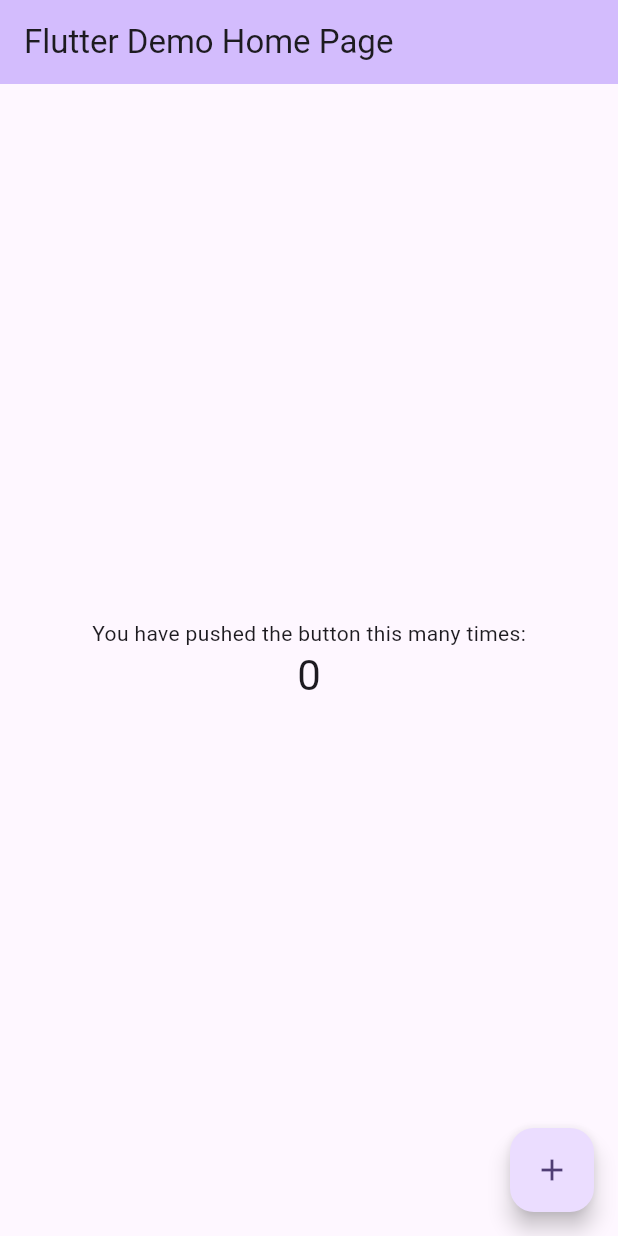
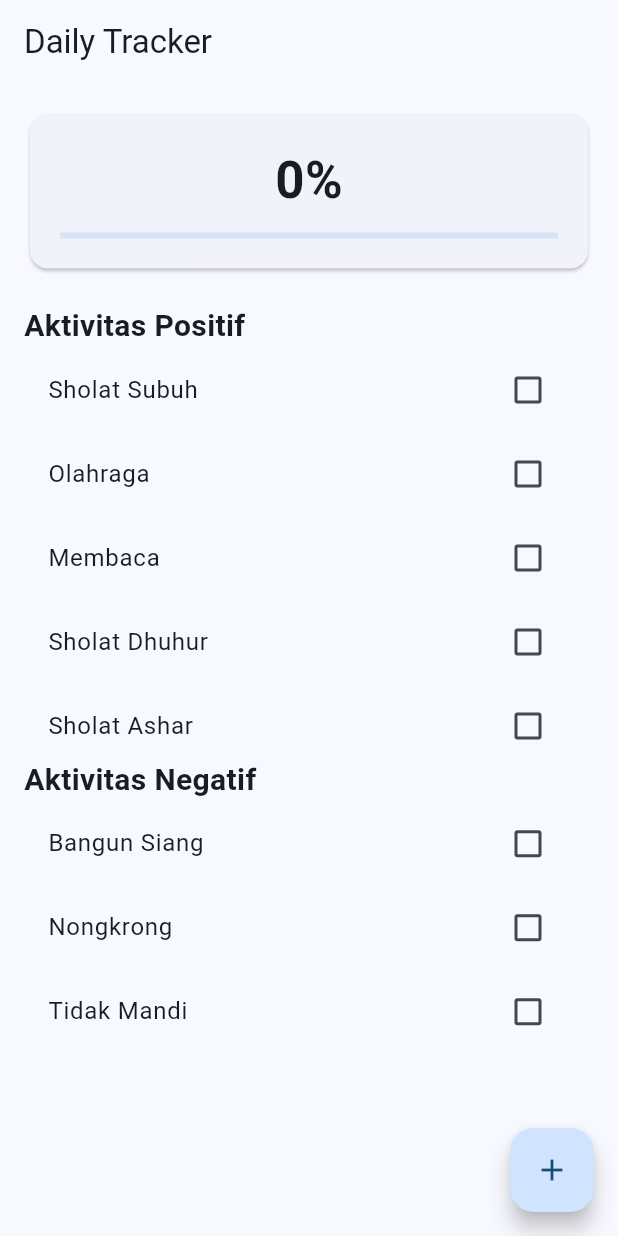
Before and after one commit to anharsaja/offline_agenda_flutter, a Flutter app: the screen it shows after launch, on a phone screen of 412 x 824 dp. Run offline on Flutter 3.47's test engine with Material 3 defaults, Android fonts, the phone set to English and light mode, and no system bars.

Commit message:
:sparkles: dashboard

```diff
--- a/lib/main.dart
+++ b/lib/main.dart
@@ -1,122 +1,22 @@
 import 'package:flutter/material.dart';
+import 'pages/dashboard_page.dart';
 
 void main() {
-  runApp(const MyApp());
+  runApp(const DailyTrackerApp());
 }
 
-class MyApp extends StatelessWidget {
-  const MyApp({super.key});
+class DailyTrackerApp extends StatelessWidget {
+  const DailyTrackerApp({super.key});
 
-  // This widget is the root of your application.
   @override
   Widget build(BuildContext context) {
     return MaterialApp(
-      title: 'Flutter Demo',
+      debugShowCheckedModeBanner: false,
+      title: 'Daily Tracker',
       theme: ThemeData(
-        // This is the theme of your application.
-        //
-        // TRY THIS: Try running your application with "flutter run". You'll see
-        // the application has a purple toolbar. Then, without quitting the app,
-        // try changing the seedColor in the colorScheme below to Colors.green
-        // and then invoke "hot reload" (save your changes or press the "hot
-        // reload" button in a Flutter-supported IDE, or press "r" if you used
-        // the command line to start the app).
-        //
-        // Notice that the counter didn't reset back to zero; the application
-        // state is not lost during the reload. To reset the state, use hot
-        // restart instead.
-        //
-        // This works for code too, not just values: Most code changes can be
-        // tested with just a hot reload.
-        colorScheme: .fromSeed(seedColor: Colors.deepPurple),
+        colorScheme: ColorScheme.fromSeed(seedColor: Colors.blue),
       ),
-      home: const MyHomePage(title: 'Flutter Demo Home Page'),
+      home: const DashboardPage(),
     );
   }
 }
-
-class MyHomePage extends StatefulWidget {
-  const MyHomePage({super.key, required this.title});
-
-  // This widget is the home page of your application. It is stateful, meaning
-  // that it has a State object (defined below) that contains fields that affect
-  // how it looks.
-
-  // This class is the configuration for the state. It holds the values (in this
-  // case the title) provided by the parent (in this case the App widget) and
-  // used by the build method of the State. Fields in a Widget subclass are
-  // always marked "final".
-
-  final String title;
-
-  @override
-  State<MyHomePage> createState() => _MyHomePageState();
-}
-
-class _MyHomePageState extends State<MyHomePage> {
-  int _counter = 0;
-
-  void _incrementCounter() {
-    setState(() {
-      // This call to setState tells the Flutter framework that something has
-      // changed in this State, which causes it to rerun the build method below
-      // so that the display can reflect the updated values. If we changed
-      // _counter without calling setState(), then the build method would not be
-      // called again, and so nothing would appear to happen.
-      _counter++;
-    });
-  }
-
-  @override
-  Widget build(BuildContext context) {
-    // This method is rerun every time setState is called, for instance as done
-    // by the _incrementCounter method above.
-    //
-    // The Flutter framework has been optimized to make rerunning build methods
-    // fast, so that you can just rebuild anything that needs updating rather
-    // than having to individually change instances of widgets.
-    return Scaffold(
-      appBar: AppBar(
-        // TRY THIS: Try changing the color here to a specific color (to
-        // Colors.amber, perhaps?) and trigger a hot reload to see the AppBar
-        // change color while the other colors stay the same.
-        backgroundColor: Theme.of(context).colorScheme.inversePrimary,
-        // Here we take the value from the MyHomePage object that was created by
-        // the App.build method, and use it to set our appbar title.
-        title: Text(widget.title),
-      ),
-      body: Center(
-        // Center is a layout widget. It takes a single child and positions it
-        // in the middle of the parent.
-        child: Column(
-          // Column is also a layout widget. It takes a list of children and
-          // arranges them vertically. By default, it sizes itself to fit its
-          // children horizontally, and tries to be as tall as its parent.
-          //
-          // Column has various properties to control how it sizes itself and
-          // how it positions its children. Here we use mainAxisAlignment to
-          // center the children vertically; the main axis here is the vertical
-          // axis because Columns are vertical (the cross axis would be
-          // horizontal).
-          //
-          // TRY THIS: Invoke "debug painting" (choose the "Toggle Debug Paint"
-          // action in the IDE, or press "p" in the console), to see the
-          // wireframe for each widget.
-          mainAxisAlignment: .center,
-          children: [
-            const Text('You have pushed the button this many times:'),
-            Text(
-              '$_counter',
-              style: Theme.of(context).textTheme.headlineMedium,
-            ),
-          ],
-        ),
-      ),
-      floatingActionButton: FloatingActionButton(
-        onPressed: _incrementCounter,
-        tooltip: 'Increment',
-        child: const Icon(Icons.add),
-      ),
-    );
-  }
-}
--- /dev/null
+++ b/lib/models/activity.dart
@@ -0,0 +1,11 @@
+class Activity {
+  final String name;
+  final int point;
+  bool done;
+
+  Activity({
+    required this.name,
+    required this.point,
+    this.done = false,
+  });
+}
--- /dev/null
+++ b/lib/pages/dashboard_page.dart
@@ -0,0 +1,134 @@
+import 'package:flutter/material.dart';
+import '../models/activity.dart';
+
+class DashboardPage extends StatefulWidget {
+  const DashboardPage({super.key});
+
+  @override
+  State<DashboardPage> createState() => _DashboardPageState();
+}
+
+class _DashboardPageState extends State<DashboardPage> {
+  final List<Activity> goodActivities = [
+    Activity(name: "Sholat Subuh", point: 10, done: false),
+    Activity(name: "Olahraga", point: 10, done: false),
+    Activity(name: "Membaca", point: 10, done: false),
+    Activity(name: "Sholat Dhuhur", point: 15, done: false),
+    Activity(name: "Sholat Ashar", point: 15, done: false),
+    Activity(name: "Olahraga", point: 10, done: false),
+    Activity(name: "Sholat Maghrib", point: 10, done: false),
+    Activity(name: "Sholat Isya", point: 10, done: false),
+    Activity(name: "Tidur jam 9", point: 10, done: false),
+  ];
+
+  final List<Activity> badActivities = [
+    Activity(name: "Bangun Siang", point: -10, done: false),
+    Activity(name: "Nongkrong", point: -10, done: false),
+    Activity(name: "Tidak Mandi", point: -10, done: false),
+  ];
+
+  double get progress {
+    int total = 0;
+    int current = 0;
+
+    for (var item in goodActivities) {
+      total += item.point;
+
+      if (item.done) {
+        current += item.point;
+      }
+    }
+
+    for (var item in badActivities) {
+      if (item.done) {
+        current += item.point;
+      }
+    }
+    // if (current < 0) current = 0;
+
+    return current / total;
+  }
+
+  @override
+  Widget build(BuildContext context) {
+    return Scaffold(
+      appBar: AppBar(title: const Text("Daily Tracker")),
+
+      body: Padding(
+        padding: const EdgeInsets.all(16),
+
+        child: Column(
+          crossAxisAlignment: CrossAxisAlignment.start,
+
+          children: [
+            Card(
+              child: Padding(
+                padding: const EdgeInsets.all(20),
+
+                child: Column(
+                  children: [
+                    Text(
+                      "${(progress * 100).toInt()}%",
+                      style: const TextStyle(
+                        fontSize: 34,
+                        fontWeight: FontWeight.bold,
+                      ),
+                    ),
+                    const SizedBox(height: 10),
+                    LinearProgressIndicator(value: progress),
+                  ],
+                ),
+              ),
+            ),
+
+            const SizedBox(height: 20),
+            const Text(
+              "Aktivitas Positif",
+              style: TextStyle(fontSize: 20, fontWeight: FontWeight.bold),
+            ),
+            Expanded(
+              child: ListView(
+                children: goodActivities.map((activity) {
+                  return CheckboxListTile(
+                    title: Text(activity.name),
+                    value: activity.done,
+                    onChanged: (value) {
+                      setState(() {
+                        activity.done = value!;
+                      });
+                    },
+                  );
+                }).toList(),
+              ),
+            ),
+
+            const Text(
+              "Aktivitas Negatif",
+              style: TextStyle(fontSize: 20, fontWeight: FontWeight.bold),
+            ),
+            Expanded(
+              child: ListView(
+                children: badActivities.map((activity) {
+                  return CheckboxListTile(
+                    title: Text(activity.name),
+                    value: activity.done,
+                    onChanged: (value) {
+                      setState(() {
+                        activity.done = value!;
+                      });
+                    },
+                  );
+                }).toList(),
+              ),
+            ),
+          ],
+        ),
+      ),
+
+      floatingActionButton: FloatingActionButton(
+        onPressed: () {},
+        child: const Icon(Icons.add),
+      ),
+    );
+  }
+}
```
Also changed, not shown: lib/widgets/activity_list.dart (added), lib/widgets/progress_card.dart (added), lib/widgets/section_title.dart (added).
